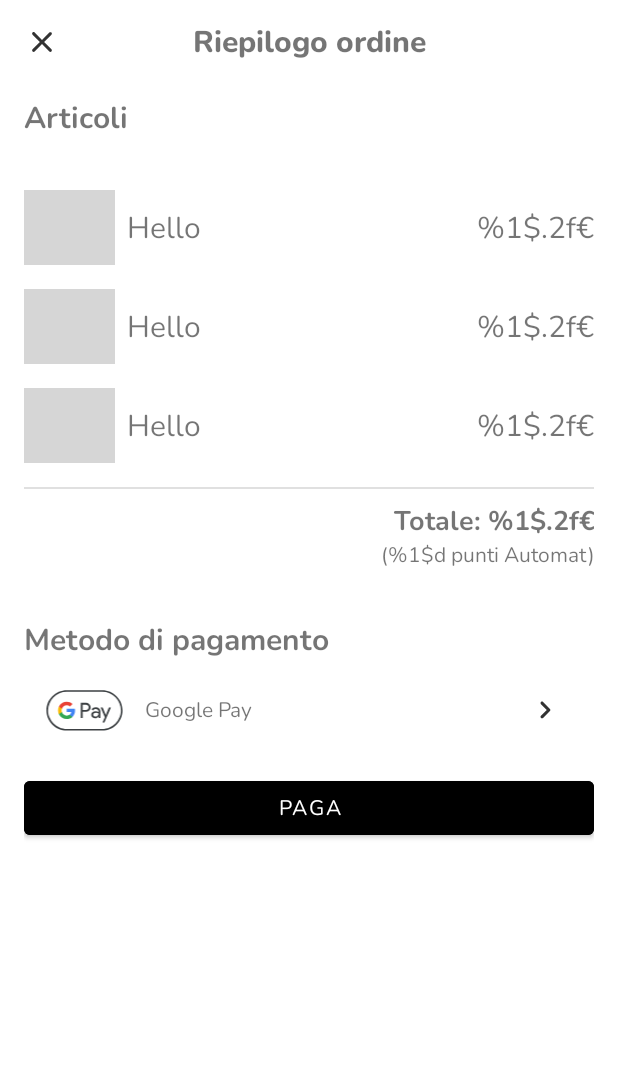
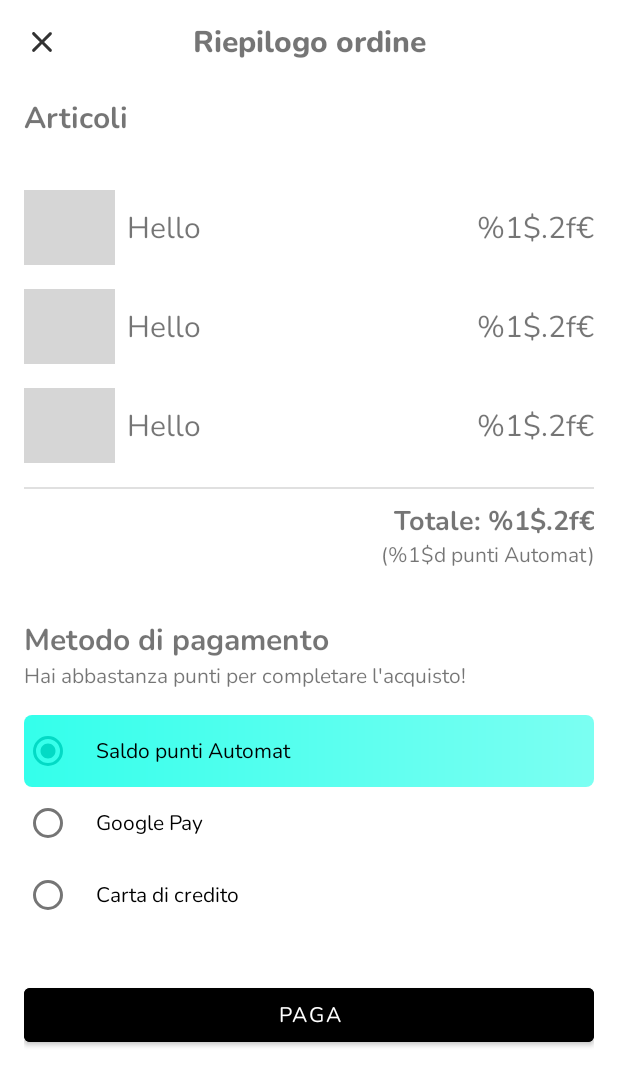
Before and after one commit to dalps/Automat, an Android app: the layout fragment_payment_dialog.xml on its own in the app's theme, with its tools: preview values and no code run, on a phone screen of 412 x 824 dp. Shown: the top 1086 px of the screen. Run offline under Robolectric (Android 15) with nearby library versions, the phone set to English and light mode, and no system bars; grey boxes are pictures that could not be loaded.

Commit message:
Order completion dialog

```diff
--- a/app/src/main/java/com/monopalla/automat/ui/user/LoginFragment.java
+++ b/app/src/main/java/com/monopalla/automat/ui/user/LoginFragment.java
@@ -87,6 +87,10 @@ public class LoginFragment extends DialogFragment {
     public void onDismiss(@NonNull DialogInterface dialog) {
         super.onDismiss(dialog);
 
+        if (parentBinding == null) {
+            return;
+        }
+
         Menu menu = parentBinding.homeAppBar.getMenu();
         MenuItem loginButton = menu.findItem(R.id.login);
 
--- /dev/null
+++ b/app/src/main/res/drawable-v24/automat_point_option_background.xml
@@ -0,0 +1,13 @@
+<?xml version="1.0" encoding="utf-8"?>
+<shape xmlns:android="http://schemas.android.com/apk/res/android"
+    android:shape="rectangle">
+    <gradient
+        android:type="linear"
+        android:angle="180"
+        android:startColor="#7BFFF2"
+        android:endColor="#34FFEB" />
+    <corners android:radius="5dp" />
+    <stroke
+        android:width="0dp"
+        android:color="#14B39B" />
+</shape>
--- /dev/null
+++ b/app/src/main/res/drawable/ic_round_credit_card_24.xml
@@ -0,0 +1,5 @@
+<vector android:alpha="0.9" android:height="24dp" android:tint="@android:color/secondary_text_light"
+    android:viewportHeight="24" android:viewportWidth="24"
+    android:width="24dp" xmlns:android="http://schemas.android.com/apk/res/android">
+    <path android:fillColor="@android:color/white" android:pathData="M20,4L4,4c-1.11,0 -1.99,0.89 -1.99,2L2,18c0,1.11 0.89,2 2,2h16c1.11,0 2,-0.89 2,-2L22,6c0,-1.11 -0.89,-2 -2,-2zM19,18L5,18c-0.55,0 -1,-0.45 -1,-1v-5h16v5c0,0.55 -0.45,1 -1,1zM20,8L4,8L4,6h16v2z"/>
+</vector>
--- a/app/src/main/res/layout/fragment_payment_dialog.xml
+++ b/app/src/main/res/layout/fragment_payment_dialog.xml
@@ -120,35 +120,52 @@
                 android:text="Metodo di pagamento"
                 android:textSize="@dimen/section_header_fontsize"
                 android:textFontWeight="700"
-                android:layout_marginTop="@dimen/big_margin"
-                android:layout_marginBottom="@dimen/small_margin"/>
+                android:layout_marginTop="@dimen/big_margin" />
 
             <LinearLayout
                 android:id="@+id/paymentMethods"
                 android:layout_width="match_parent"
                 android:layout_height="wrap_content"
                 android:layout_below="@id/paymentMethodsTitle"
-                android:orientation="horizontal"
-                android:layout_marginBottom="@dimen/medium_margin"
+                android:orientation="vertical"
                 android:gravity="center_vertical">
 
-                <ImageView
-                    android:layout_width="0dp"
-                    android:layout_height="50dp"
-                    android:layout_weight="0.5"
-                    android:src="@drawable/google_pay_mark_800"/>
+                <TextView
+                    android:id="@+id/sufficientPoints"
+                    android:layout_width="match_parent"
+                    android:layout_height="wrap_content"
+                    android:layout_marginBottom="@dimen/medium_margin"
+                    android:text="Hai abbastanza punti per completare l'acquisto!"
+                    android:textSize="@dimen/small_fontsize"/>
 
-                <TextView
-                    android:layout_width="wrap_content"
-                    android:layout_height="wrap_content"
-                    android:layout_weight="1"
-                    android:text="Google Pay"/>
+                <RadioGroup
+                    android:id="@+id/methodsRadioGroup"
+                    android:layout_width="match_parent"
+                    android:layout_height="wrap_content">
 
-                <ImageView
-                    android:layout_width="0dp"
-                    android:layout_height="wrap_content"
-                    android:layout_weight="0.4"
-                    android:src="@drawable/ic_round_navigate_next_24"/>
+                    <RadioButton
+                        android:id="@+id/methodAutomatPoints"
+                        android:layout_width="match_parent"
+                        android:layout_height="wrap_content"
+                        android:checked="true"
+                        android:text="Saldo punti Automat"
+                        android:background="@drawable/automat_point_option_background"
+                        android:paddingHorizontal="@dimen/medium_margin" />
+
+                    <RadioButton
+                        android:id="@+id/methodGooglePay"
+                        android:layout_width="match_parent"
+                        android:layout_height="wrap_content"
+                        android:text="Google Pay"
+                        android:paddingHorizontal="@dimen/medium_margin" />
+
+                    <RadioButton
+                        android:id="@+id/methodCrediCard"
+                        android:layout_width="match_parent"
+                        android:layout_height="wrap_content"
+                        android:text="Carta di credito"
+                        android:paddingHorizontal="@dimen/medium_margin" />
+                </RadioGroup>
             </LinearLayout>
 
             <com.google.android.material.button.MaterialButton
@@ -156,6 +173,7 @@
                 android:layout_width="match_parent"
                 android:layout_height="wrap_content"
                 android:layout_below="@id/paymentMethods"
+                android:layout_marginTop="@dimen/big_margin"
                 android:textColor="@color/white"
                 android:backgroundTint="@color/black"
                 android:text="Paga" />
--- a/app/src/main/res/values/strings.xml
+++ b/app/src/main/res/values/strings.xml
@@ -20,4 +20,8 @@
     <string name="total_price">Totale: %1$.2f€</string>
     <string name="total_price_in_automats">(%1$d punti Automat)</string>
     <string name="automats_earned">Hai guadagnato %1$d punti Automat!</string>
+    <!-- TODO: Remove or change this placeholder text -->
+    <string name="hello_blank_fragment">Hello blank fragment</string>
+    <string name="earned_automat_points_message">Con questo ordine hai guadagnato %1$d punti Automat!</string>
+    <string name="new_automat_points_balance_message">Il tuo nuovo saldo è %1$d.</string>
 </resources>
```
Also changed, not shown: app/src/main/java/com/monopalla/automat/ui/ProductThumbnailRecyclerViewAdapter.java (added, +53 -0 lines), app/src/main/java/com/monopalla/automat/ui/payment/CompleteOrderDialogFragment.java (added, +97 -0 lines), app/src/main/java/com/monopalla/automat/ui/payment/OrderDialogFragment.java (+25 -7 lines), app/src/main/res/drawable-v24/product_thumbnail_background.xml (added, +8 -0 lines), app/src/main/res/layout/fragment_complete_order_dialog.xml (added, +85 -0 lines), app/src/main/res/layout/product_thumbnail.xml (added, +17 -0 lines), app/src/main/res/drawable/automat.png (added), app/src/main/res/drawable/automat_points.png (added), app/src/main/res/drawable/google_pay.png (added), app/src/main/res/drawable/paypal.png (added).
